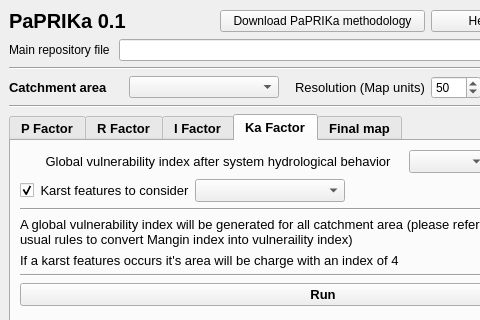
Old version of the form paprika_dockwidget_base.ui in the repository Paprika-plugins/PaPRIKa; both pictures show x 0 to 480 and y 0 to 320 of the 646 by 443 pixel window.
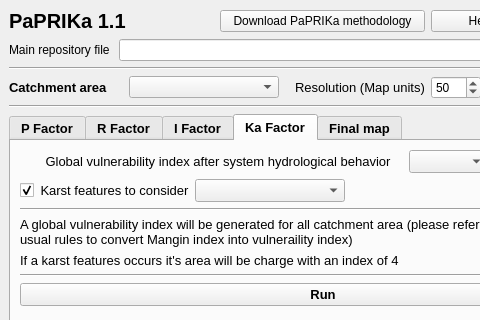
New version of the form. Custom widgets are drawn as their Qt base class.

What changed in the file:
```diff
--- a/paprika_dockwidget_base.ui
+++ b/paprika_dockwidget_base.ui
@@ -36,7 +36,7 @@
          <number>0</number>
         </property>
         <property name="text">
-         <string>PaPRIKa 0.1</string>
+         <string>PaPRIKa 1.1</string>
         </property>
         <property name="textFormat">
          <enum>Qt::AutoText</enum>
```
